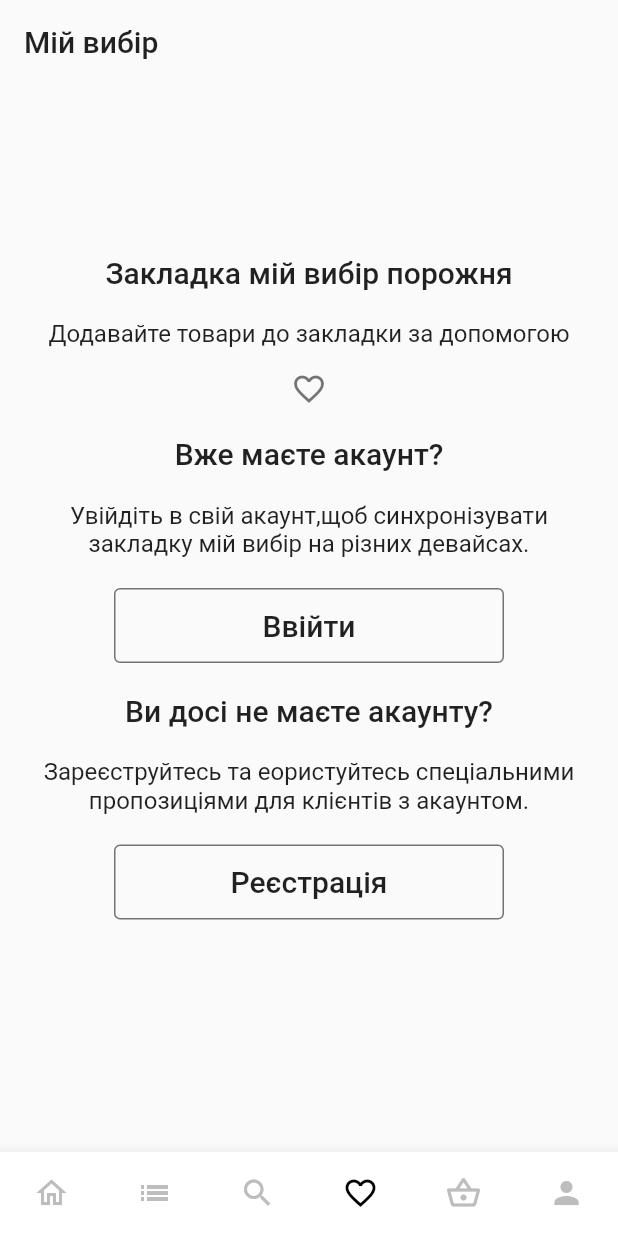
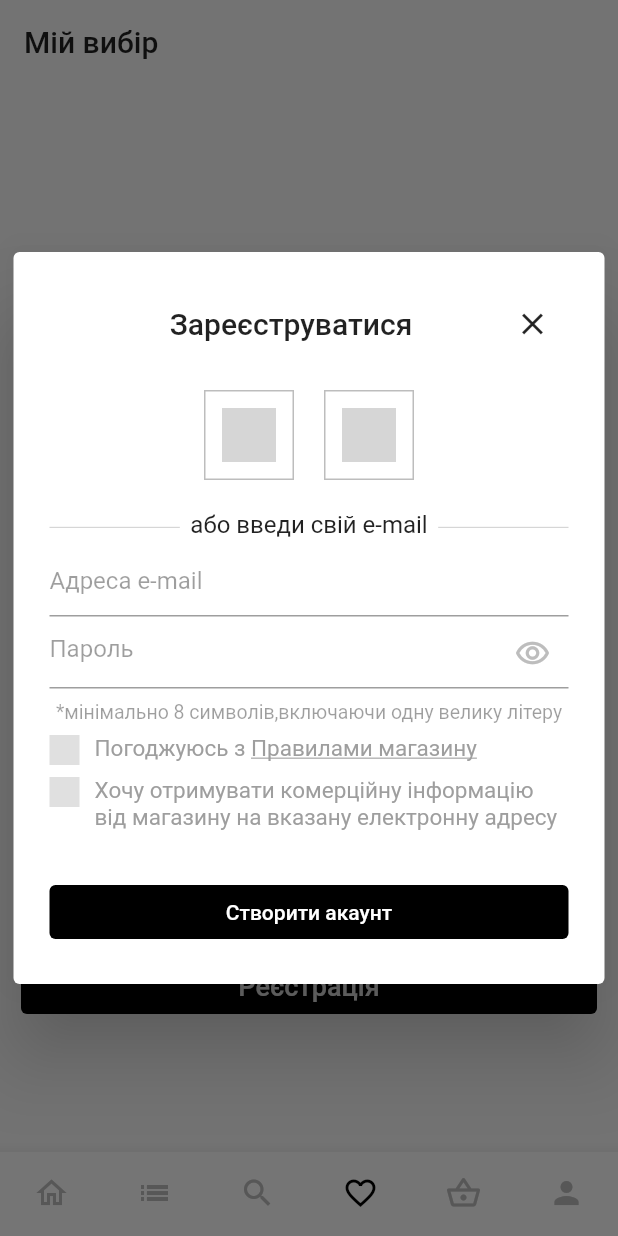
Before and after one commit to OleksandrGai/flutter_shop, a Flutter app: the screen it shows after launch, item 4 of the bottom bar chosen, after a tap on "Реєстрація", on a phone screen of 412 x 824 dp. Run offline on Flutter 3.47's test engine with Material 2 defaults, Android fonts, the phone set to English and light mode, and no system bars; our stand-ins replace bloc, flutter_bloc; Roboto replaces fonts that are missing (Gill Sans); grey boxes are pictures that could not be loaded.

Commit message:
alert dialogs with login ang registration layouts have been added

```diff
--- a/lib/screens/favorits_screen_directory/favorite_screen.dart
+++ b/lib/screens/favorits_screen_directory/favorite_screen.dart
@@ -1,11 +1,12 @@
 import 'package:flutter/material.dart';
+import 'package:flutter_shop_app/widgets/favorite_screen_widgets/alert_dialogs_widget.dart';
 
 class FavoriteScreen extends StatelessWidget {
   const FavoriteScreen({super.key});
 
   @override
   Widget build(BuildContext context) {
-    return  Scaffold(
+    return Scaffold(
       backgroundColor: Colors.transparent,
       appBar: AppBar(
         elevation: 0,
@@ -16,6 +17,7 @@ class FavoriteScreen extends StatelessWidget {
         child: Center(
           child: Padding(
             padding: const EdgeInsets.all(14.0),
+            child: SingleChildScrollView(
               child: Column(
                 children: [
                   Padding(
@@ -46,16 +48,16 @@ class FavoriteScreen extends StatelessWidget {
                   ),
                   Padding(
                     padding: const EdgeInsets.only(bottom: 20),
+                    child: SizedBox(
+                      width: double.infinity,
                       child: TextButton(
-                    onPressed: () {},
+                        onPressed: () {
+                          ModalDialog().loginDialog(context);
+                        },
                         child: Text('Ввійти',
-                        style: Theme.of(context).textTheme.titleLarge),
-                    style: OutlinedButton.styleFrom(
-                      foregroundColor: Colors.transparent,
-                      side: BorderSide(
-                          color: Theme.of(context).unselectedWidgetColor),
-                      maximumSize: const Size(300, 50),
-                      minimumSize: const Size(260, 50),
+                            style: TextStyle(color:Colors.white,fontSize: 18)),
+                        style: TextButton.styleFrom(
+                          backgroundColor: Colors.black,),
                       ),
                     ),
                   ),
@@ -68,18 +70,17 @@ class FavoriteScreen extends StatelessWidget {
                         textAlign: TextAlign.center,
                         style: Theme.of(context).textTheme.titleMedium),
                   ),
-                OutlinedButton(
-                  onPressed: () {},
+                  SizedBox(
+                    width: double.infinity,
+                    child: TextButton(
+                      onPressed: () {
+                        ModalDialog().registrationDialog(context);
+                      },
                       child: Text(
                         'Реєстрація',
-                    style: Theme.of(context).textTheme.titleLarge,
-                  ),
-                  style: OutlinedButton.styleFrom(
-                    foregroundColor: Colors.transparent,
-                    side: BorderSide(
-                        color: Theme.of(context).unselectedWidgetColor),
-                    maximumSize: const Size(300, 50),
-                    minimumSize: const Size(260, 50),
+                          style: TextStyle(color:Colors.white,fontSize: 18)),
+                      style: TextButton.styleFrom(
+                        backgroundColor: Colors.black,),
                     ),
                   ),
                 ],
@@ -87,6 +88,7 @@ class FavoriteScreen extends StatelessWidget {
             ),
           ),
         ),
+      ),
     );
   }
 }
--- /dev/null
+++ b/lib/widgets/favorite_screen_widgets/alert_dialogs_widget.dart
@@ -0,0 +1,353 @@
+import 'package:flutter/gestures.dart';
+import 'package:flutter/material.dart';
+import 'package:flutter_shop_app/widgets/favorite_screen_widgets/user_accept_widget.dart';
+
+class ModalDialog {
+  void loginDialog(BuildContext context) {
+    showDialog(
+        context: context,
+        builder: (BuildContext context) {
+          return Center(
+            child: SingleChildScrollView(
+              child: AlertDialog(
+                insetPadding: const EdgeInsets.all(9),
+                title: Row(
+                  crossAxisAlignment: CrossAxisAlignment.center,
+                  mainAxisAlignment: MainAxisAlignment.spaceBetween,
+                  children: [
+                    const SizedBox(
+                      width: 24,
+                    ),
+                    const Text('Вхід'),
+                    IconButton(
+                        highlightColor: Colors.transparent,
+                        splashColor: Colors.transparent,
+                        onPressed: () => Navigator.of(context).pop(),
+                        icon: const Icon(Icons.close))
+                  ],
+                ),
+                content: Column(
+                  children: [
+                    Row(
+                      mainAxisAlignment: MainAxisAlignment.center,
+                      crossAxisAlignment: CrossAxisAlignment.center,
+                      children: [
+                        Padding(
+                          padding: const EdgeInsets.only(right: 10),
+                          child: GestureDetector(
+                              child: Container(
+                                  padding: const EdgeInsets.all(6),
+                                  decoration: BoxDecoration(
+                                      border: Border.all(
+                                    color: Theme.of(context)
+                                        .inputDecorationTheme
+                                        .focusColor!,
+                                  )),
+                                  height: 60,
+                                  width: 60,
+                                  child: Padding(
+                                    padding: const EdgeInsets.all(5),
+                                    child: Image.asset('lib/images/apple.png'),
+                                  ))),
+                        ),
+                        Padding(
+                          padding: const EdgeInsets.only(left: 10),
+                          child: GestureDetector(
+                            child: Container(
+                              padding: const EdgeInsets.all(6),
+                              decoration: BoxDecoration(
+                                  border: Border.all(
+                                color: Theme.of(context)
+                                    .inputDecorationTheme
+                                    .focusColor!,
+                              )),
+                              height: 60,
+                              width: 60,
+                              child: Padding(
+                                  padding: const EdgeInsets.all(5),
+                                  child: Image.asset('lib/images/google.png')),
+                            ),
+                          ),
+                        ),
+                      ],
+                    ),
+                    const SizedBox(
+                      height: 20,
+                    ),
+                    Row(
+                      children: [
+                        Expanded(
+                          child: Divider(
+                              thickness: 0.5,
+                              color: Theme.of(context)
+                                  .inputDecorationTheme
+                                  .focusColor!),
+                        ),
+                        const Padding(
+                          padding:
+                              EdgeInsets.only(left: 7, right: 7, bottom: 4),
+                          child: Text('або введи свій e-mail'),
+                        ),
+                        Expanded(
+                          child: Divider(
+                            thickness: 0.5,
+                            color: Theme.of(context)
+                                .inputDecorationTheme
+                                .focusColor!,
+                          ),
+                        )
+                      ],
+                    ),
+                    TextField(
+                        decoration: InputDecoration(
+                          hintText: 'Адреса e-mail',
+                          hintStyle:
+                              TextStyle(color: Theme.of(context).disabledColor),
+                        ),
+                        cursorColor: Colors.grey.shade400),
+                    TextField(
+                        decoration: InputDecoration(
+                          hintText: 'Пароль',
+                          hintStyle:
+                              TextStyle(color: Theme.of(context).disabledColor),
+                          suffixIcon: Icon(Icons.remove_red_eye_outlined,
+                              color: Theme.of(context)
+                                  .inputDecorationTheme
+                                  .focusColor),
+                        ),
+                        cursorColor: Colors.grey.shade400),
+                    const SizedBox(
+                      height: 30,
+                    ),
+                    SizedBox(
+                      width: double.infinity,
+                      child: TextButton(
+                        onPressed: () {},
+                        style: TextButton.styleFrom(
+                          backgroundColor: Colors.black,
+                        ),
+                        child: const Text(
+                          'Вхід',
+                          style: TextStyle(color: Colors.white),
+                        ),
+                      ),
+                    ),
+                    const SizedBox(
+                      height: 20,
+                    ),
+                    GestureDetector(
+                      onTap: () {},
+                      child: Text(
+                        'Забули пароль?',
+                        style: TextStyle(
+                          color: Theme.of(context).disabledColor,
+                          decoration: TextDecoration.underline,
+                        ),
+                      ),
+                    ),
+                    const SizedBox(
+                      height: 30,
+                    ),
+                    Center(
+                      child: Text.rich(
+                        TextSpan(
+                            text: 'Користуючись додатком ви погоджуєтесь з ',
+                            style: TextStyle(
+                              color: Theme.of(context).disabledColor,
+                            ),
+                            children: <TextSpan>[
+                              TextSpan(
+                                recognizer: TapGestureRecognizer()
+                                  ..onTap = () => print('Заглушка'),
+                                text: 'Правилами магазину',
+                                style: TextStyle(
+                                  color: Theme.of(context).disabledColor,
+                                  decoration: TextDecoration.underline,
+                                ),
+                              )
+                            ]),
+                        textAlign: TextAlign.center,
+                      ),
+                    ),
+                    const SizedBox(
+                      height: 20,
+                    ),
+                    Center(
+                      child: GestureDetector(
+                          onTap: () {},
+                          child: Text(
+                            'Реєстрація',
+                            style: TextStyle(
+                              decoration: TextDecoration.underline,
+                              color: Theme.of(context).focusColor,
+                            ),
+                          )),
+                    ),
+                  ],
+                ),
+              ),
+            ),
+          );
+        });
+  }
+
+  void registrationDialog(BuildContext context) {
+    showDialog(
+        context: context,
+        builder: (BuildContext context) {
+          return Center(
+            child: SingleChildScrollView(
+              child: AlertDialog(
+                insetPadding: const EdgeInsets.all(9),
+                title: Row(
+                  mainAxisAlignment: MainAxisAlignment.spaceBetween,
+                  crossAxisAlignment: CrossAxisAlignment.center,
+                  children: [
+                    const SizedBox(
+                      width: 24,
+                    ),
+                    const Text('Зареєструватися'),
+                    IconButton(
+                        highlightColor: Colors.transparent,
+                        splashColor: Colors.transparent,
+                        onPressed: () => Navigator.of(context).pop(),
+                        icon: const Icon(Icons.close)),
+                  ],
+                ),
+                content: Column(
+                  children: [
+                    Row(
+                      mainAxisAlignment: MainAxisAlignment.center,
+                      children: [
+                        Padding(
+                          padding: const EdgeInsets.only(right: 10),
+                          child: GestureDetector(
+                              child: Container(
+                                  padding: const EdgeInsets.all(6),
+                                  decoration: BoxDecoration(
+                                      border: Border.all(
+                                    color: Theme.of(context)
+                                        .inputDecorationTheme
+                                        .focusColor!,
+                                  )),
+                                  height: 60,
+                                  width: 60,
+                                  child: Padding(
+                                    padding: const EdgeInsets.all(5),
+                                    child: Image.asset('lib/images/apple.png'),
+                                  ))),
+                        ),
+                        Padding(
+                          padding: const EdgeInsets.only(left: 10),
+                          child: GestureDetector(
+                            child: Container(
+                              padding: const EdgeInsets.all(6),
+                              decoration: BoxDecoration(
+                                  border: Border.all(
+                                color: Theme.of(context)
+                                    .inputDecorationTheme
+                                    .focusColor!,
+                              )),
+                              height: 60,
+                              width: 60,
+                              child: Padding(
+                                  padding: const EdgeInsets.all(5),
+                                  child: Image.asset('lib/images/google.png')),
+                            ),
+                          ),
+                        ),
+                      ],
+                    ),
+                    const SizedBox(
+                      height: 20,
+                    ),
+                    Row(
+                      children: [
+                        Expanded(
+                          child: Divider(
+                              thickness: 0.5,
+                              color: Theme.of(context)
+                                  .inputDecorationTheme
+                                  .focusColor!),
+                        ),
+                        const Padding(
+                          padding:
+                              EdgeInsets.only(left: 7, right: 7, bottom: 4),
+                          child: Text('або введи свій e-mail'),
+                        ),
+                        Expanded(
+                          child: Divider(
+                            thickness: 0.5,
+                            color: Theme.of(context)
+                                .inputDecorationTheme
+                                .focusColor!,
+                          ),
+                        )
+                      ],
+                    ),
+                    TextField(
+                        decoration: InputDecoration(
+                          hintText: 'Адреса e-mail',
+                          hintStyle:
+                              TextStyle(color: Theme.of(context).disabledColor),
+                        ),
+                        cursorColor: Colors.grey.shade400),
+                    TextField(
+                        decoration: InputDecoration(
+                          hintText: 'Пароль',
+                          hintStyle:
+                              TextStyle(color: Theme.of(context).disabledColor),
+                          suffixIcon: Icon(Icons.remove_red_eye_outlined,
+                              color: Theme.of(context)
+                                  .inputDecorationTheme
+                                  .focusColor),
+                        ),
+                        cursorColor: Colors.grey.shade400),
+                    const SizedBox(
+                      height: 8,
+                    ),
+                    Text(
+                      '*мінімально 8 символів,включаючи одну велику літеру',
+                      style: TextStyle(
+                        fontSize: 13,
+                        color: Theme.of(context).disabledColor,
+                      ),
+                    ),
+                    const SizedBox(
+                      height: 8,
+                    ),
+                    const UserAcceptWidget(
+                      mainText: 'Погоджуюсь з ',
+                      underlineText: 'Правилами магазину',
+                    ),
+                    const SizedBox(
+                      height: 8,
+                    ),
+                    const UserAcceptWidget(
+                      mainText:
+                          'Хочу отримувати комерційну інформацію від магазину на вказану електронну адресу',
+                    ),
+                    const SizedBox(
+                      height: 30,
+                    ),
+                    SizedBox(
+                      width: double.infinity,
+                      child: TextButton(
+                        onPressed: () {},
+                        style: TextButton.styleFrom(
+                          backgroundColor: Colors.black,
+                        ),
+                        child: const Text(
+                          'Створити акаунт',
+                          style: TextStyle(color: Colors.white),
+                        ),
+                      ),
+                    ),
+                  ],
+                ),
+              ),
+            ),
+          );
+        });
+  }
+}
--- /dev/null
+++ b/lib/widgets/favorite_screen_widgets/user_accept_widget.dart
@@ -0,0 +1,79 @@
+import 'package:flutter/gestures.dart';
+import 'package:flutter/material.dart';
+
+class UserAcceptWidget extends StatefulWidget {
+  const UserAcceptWidget({
+    super.key,
+    required this.mainText,
+    this.underlineText,
+  });
+
+  final String mainText;
+  final String? underlineText;
+
+  @override
+  State<UserAcceptWidget> createState() => _UserAcceptWidgetState();
+}
+
+class _UserAcceptWidgetState extends State<UserAcceptWidget> {
+  bool _tabStatus = false;
+  Color _colorContainer = Colors.grey.shade300;
+  Color _colorText = Colors.grey.shade500;
+
+  @override
+  Widget build(BuildContext context) {
+    return Row(
+      mainAxisAlignment: MainAxisAlignment.start,
+      crossAxisAlignment: CrossAxisAlignment.start,
+      children: [
+        GestureDetector(
+          onTap: () {
+            setState(() {
+              _colorContainer = _colorContainer == Colors.black
+                  ? Colors.grey.shade300
+                  : Colors.black;
+              _tabStatus = _tabStatus == true ? false : true;
+              _colorText = _colorText == Colors.black
+                  ? Colors.grey.shade500
+                  : Colors.black;
+            });
+          },
+          child: Container(
+            height: 20,
+            width: 20,
+            color: _colorContainer,
+          ),
+        ),
+        const SizedBox(
+          width: 10,
+        ),
+        Flexible(
+          child: Align(
+            alignment: Alignment.centerLeft,
+            child: Text.rich(
+              TextSpan(
+                  text: widget.mainText,
+                  style: TextStyle(
+                    overflow: TextOverflow.visible,
+                    color: _colorText,
+                    fontSize: 15,
+                  ),
+                  children: <TextSpan>[
+                    TextSpan(
+                        recognizer: TapGestureRecognizer()
+                          ..onTap = () => print('Заглушка'),
+                        text: widget.underlineText,
+                        style: TextStyle(
+                          overflow: TextOverflow.visible,
+                          fontSize: 15,
+                          color: _colorText,
+                          decoration: TextDecoration.underline,
+                        ))
+                  ]),
+            ),
+          ),
+        ),
+      ],
+    );
+  }
+}
```
Lines whose indentation alone changed are shown as unchanged.
